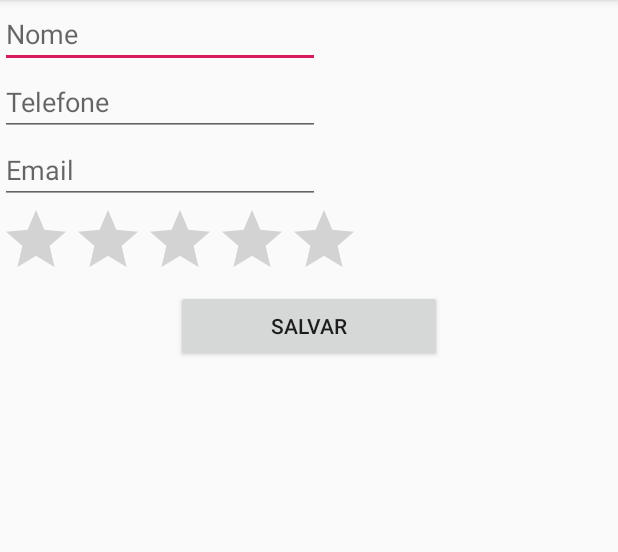
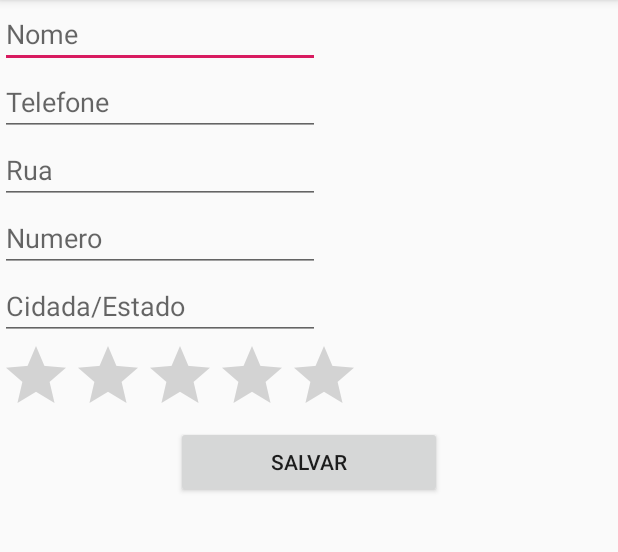
Before and after one commit to JoaoVBadluino/Android, an Android app: the ContatoActivity screen opened directly, with no data from a screen before it, on a phone screen of 412 x 824 dp, the part 84-636 px from its top. Run offline under Robolectric (Android 15) with nearby library versions, the phone set to English and light mode, and no system bars.

Commit message:
Commit Incial.

```diff
--- a/app/src/main/AndroidManifest.xml
+++ b/app/src/main/AndroidManifest.xml
@@ -9,14 +9,14 @@
         android:roundIcon="@mipmap/ic_launcher_round"
         android:supportsRtl="true"
         android:theme="@style/AppTheme">
-        <activity android:name=".MainActivity">
+        <activity android:name=".activities.MainActivity">
             <intent-filter>
                 <action android:name="android.intent.action.MAIN" />
 
                 <category android:name="android.intent.category.LAUNCHER" />
             </intent-filter>
         </activity>
-        <activity android:name=".ContatoActivity"></activity>
+        <activity android:name=".activities.ContatoActivity"></activity>
     </application>
 
 </manifest>
--- a/app/src/main/java/br/senac/agenda/agenda/MainActivity.java
+++ b/app/src/main/java/br/senac/agenda/agenda/activities/MainActivity.java
@@ -1,4 +1,4 @@
-package br.senac.agenda.agenda;
+package br.senac.agenda.agenda.activities;
 
 import android.content.Intent;
 import android.support.v7.app.AppCompatActivity;
@@ -7,6 +7,8 @@ import android.view.View;
 import android.widget.ArrayAdapter;
 import android.widget.Button;
 import android.widget.ListView;
+
+import br.senac.agenda.agenda.R;
 
 public class MainActivity extends AppCompatActivity {
 
--- a/app/src/main/res/layout/activity_contato.xml
+++ b/app/src/main/res/layout/activity_contato.xml
@@ -4,7 +4,7 @@
     xmlns:tools="http://schemas.android.com/tools"
     android:layout_width="match_parent"
     android:layout_height="match_parent"
-    tools:context=".ContatoActivity"
+    tools:context=".activities.ContatoActivity"
     android:orientation="vertical">
 
     <EditText
@@ -24,12 +24,28 @@
         android:hint="Telefone" />
 
     <EditText
-        android:id="@+id/emailEditText"
+        android:id="@+id/ruaEditText"
         android:layout_width="wrap_content"
         android:layout_height="wrap_content"
         android:ems="10"
-        android:hint="Email"
+        android:hint="Rua"
         android:inputType="textPersonName"/>
+
+    <EditText
+        android:id="@+id/numeroEditText"
+        android:layout_width="wrap_content"
+        android:layout_height="wrap_content"
+        android:ems="10"
+        android:inputType="textPersonName"
+        android:hint="Numero" />
+
+    <EditText
+        android:id="@+id/cidadeEditText"
+        android:layout_width="wrap_content"
+        android:layout_height="wrap_content"
+        android:ems="10"
+        android:inputType="textPersonName"
+        android:hint="Cidada/Estado" />
 
     <RatingBar
         android:id="@+id/pontuacaoRatingBar"
--- a/app/src/main/res/layout/activity_main.xml
+++ b/app/src/main/res/layout/activity_main.xml
@@ -4,7 +4,7 @@
     xmlns:tools="http://schemas.android.com/tools"
     android:layout_width="match_parent"
     android:layout_height="match_parent"
-    tools:context=".MainActivity"
+    tools:context=".activities.MainActivity"
     android:orientation="vertical">
 
     <ListView
```
Also changed, not shown: app/src/main/java/br/senac/agenda/agenda/activities/ContatoActivity.java (renamed from app/src/main/java/br/senac/agenda/agenda/ContatoActivity.java, +19 -7 lines), app/src/main/java/br/senac/agenda/agenda/model/ContatoEntity.java (added, +53 -0 lines).
